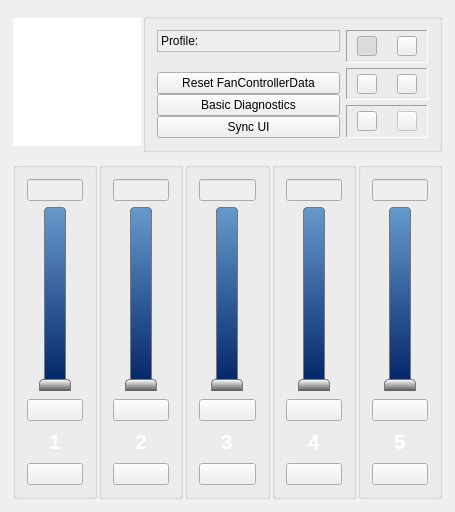
Above: gui_mainwindow.ui from Shub77/phoebetria-code before the change. Below: the same form after it.
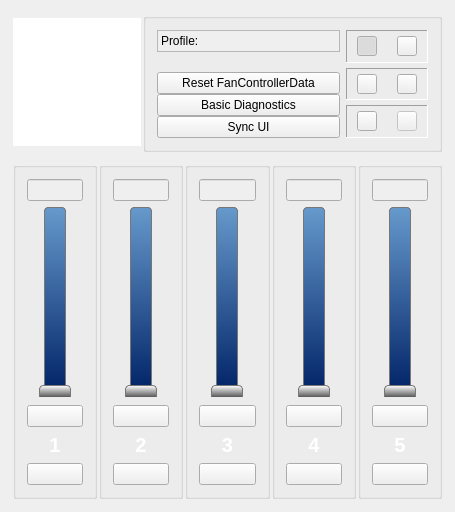
That is the form after the change. Icons and pictures are not drawn.

Commit message: Added Temperature and RPM channel labels

The edit to the form file:
```diff
--- a/gui_mainwindow.ui
+++ b/gui_mainwindow.ui
@@ -602,26 +602,30 @@
           </widget>
          </item>
          <item>
-          <layout class="QHBoxLayout" name="horizontalLayout_3">
+          <layout class="QVBoxLayout" name="layout_channel1Select">
            <property name="spacing">
+            <number>-1</number>
+           </property>
+           <property name="topMargin">
             <number>0</number>
            </property>
            <item>
             <widget class="QPushButton" name="ctrl_channel1Select">
              <property name="minimumSize">
               <size>
-               <width>50</width>
-               <height>30</height>
+               <width>0</width>
+               <height>0</height>
               </size>
              </property>
              <property name="maximumSize">
               <size>
-               <width>50</width>
-               <height>30</height>
+               <width>16777215</width>
+               <height>16777215</height>
               </size>
              </property>
              <property name="styleSheet">
               <string notr="true">QPushButton {
+	background-color: rgba(230, 230, 230, 0%);
 	border: none;
 	margin: 0px;
     padding: 0px;
@@ -818,26 +822,30 @@
           </widget>
          </item>
          <item>
-          <layout class="QHBoxLayout" name="horizontalLayout_20">
+          <layout class="QVBoxLayout" name="layout_channel2Select">
            <property name="spacing">
+            <number>-1</number>
+           </property>
+           <property name="topMargin">
             <number>0</number>
            </property>
            <item>
             <widget class="QPushButton" name="ctrl_channel2Select">
              <property name="minimumSize">
               <size>
-               <width>50</width>
-               <height>30</height>
+               <width>0</width>
+               <height>0</height>
               </size>
              </property>
              <property name="maximumSize">
               <size>
-               <width>50</width>
-               <height>30</height>
+               <width>16777215</width>
+               <height>16777215</height>
               </size>
              </property>
              <property name="styleSheet">
               <string notr="true">QPushButton {
+	background-color: rgba(230, 230, 230, 0%);
 	border: none;
 	margin: 0px;
     padding: 0px;
@@ -1034,26 +1042,30 @@
           </widget>
          </item>
          <item>
-          <layout class="QHBoxLayout" name="horizontalLayout_26">
+          <layout class="QVBoxLayout" name="layout_channel3Select">
            <property name="spacing">
+            <number>-1</number>
+           </property>
+           <property name="topMargin">
             <number>0</number>
            </property>
            <item>
             <widget class="QPushButton" name="ctrl_channel3Select">
              <property name="minimumSize">
               <size>
-               <width>50</width>
-               <height>30</height>
+               <width>0</width>
+               <height>0</height>
               </size>
              </property>
              <property name="maximumSize">
               <size>
-               <width>50</width>
-               <height>30</height>
+               <width>16777215</width>
+               <height>16777215</height>
               </size>
              </property>
              <property name="styleSheet">
               <string notr="true">QPushButton {
+	background-color: rgba(230, 230, 230, 0%);
 	border: none;
 	margin: 0px;
     padding: 0px;
@@ -1250,26 +1262,30 @@
           </widget>
          </item>
          <item>
-          <layout class="QHBoxLayout" name="horizontalLayout_28">
+          <layout class="QVBoxLayout" name="layout_channel4Select">
            <property name="spacing">
+            <number>-1</number>
+           </property>
+           <property name="topMargin">
             <number>0</number>
            </property>
            <item>
             <widget class="QPushButton" name="ctrl_channel4Select">
              <property name="minimumSize">
               <size>
-               <width>50</width>
-               <height>30</height>
+               <width>0</width>
+               <height>0</height>
               </size>
              </property>
              <property name="maximumSize">
               <size>
-               <width>50</width>
-               <height>30</height>
+               <width>16777215</width>
+               <height>16777215</height>
               </size>
              </property>
              <property name="styleSheet">
               <string notr="true">QPushButton {
+	background-color: rgba(230, 230, 230, 0%);
 	border: none;
 	margin: 0px;
     padding: 0px;
@@ -1466,22 +1482,25 @@
           </widget>
          </item>
          <item>
-          <layout class="QHBoxLayout" name="horizontalLayout_33">
+          <layout class="QVBoxLayout" name="layout_channel5Select">
            <property name="spacing">
+            <number>-1</number>
+           </property>
+           <property name="topMargin">
             <number>0</number>
            </property>
            <item>
             <widget class="QPushButton" name="ctrl_channel5Select">
              <property name="minimumSize">
               <size>
-               <width>50</width>
-               <height>30</height>
+               <width>0</width>
+               <height>0</height>
               </size>
              </property>
              <property name="maximumSize">
               <size>
-               <width>50</width>
-               <height>30</height>
+               <width>16777215</width>
+               <height>16777215</height>
               </size>
              </property>
              <property name="font">
@@ -1493,6 +1512,7 @@
              </property>
              <property name="styleSheet">
               <string notr="true">QPushButton {
+	background-color: rgba(230, 230, 230, 0%);
 	border: none;
 	margin: 0px;
     padding: 0px;
```
Left out of the diff: 55 changed lines with no effect on the pictures. The commit also changes 6 other files.
